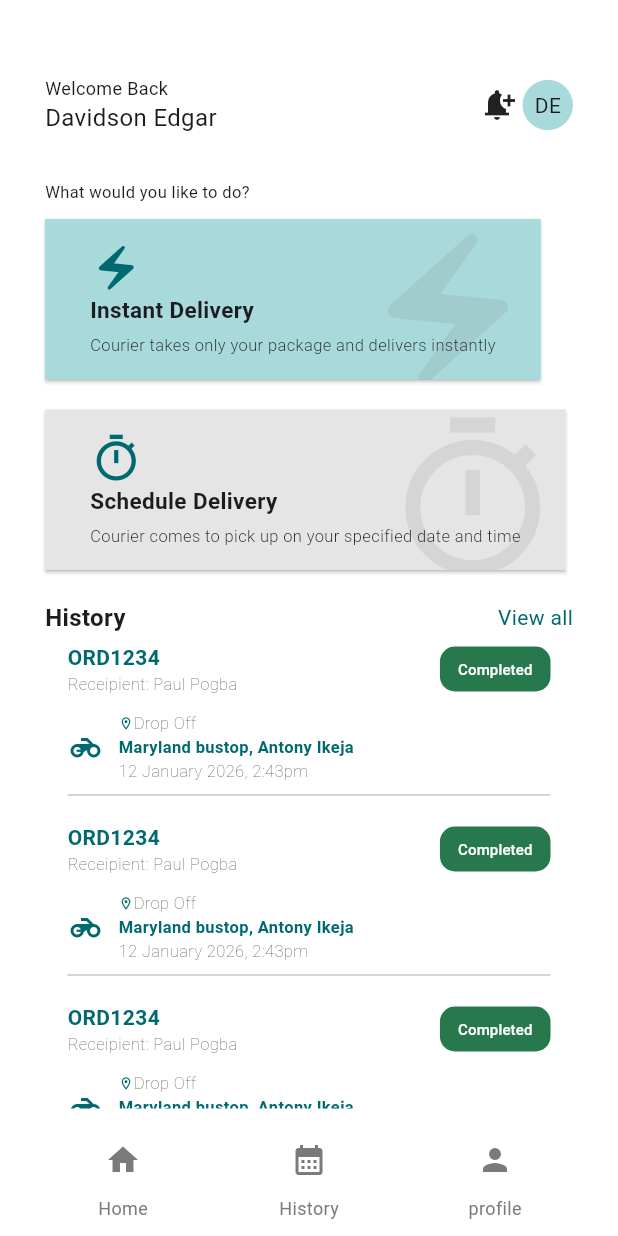
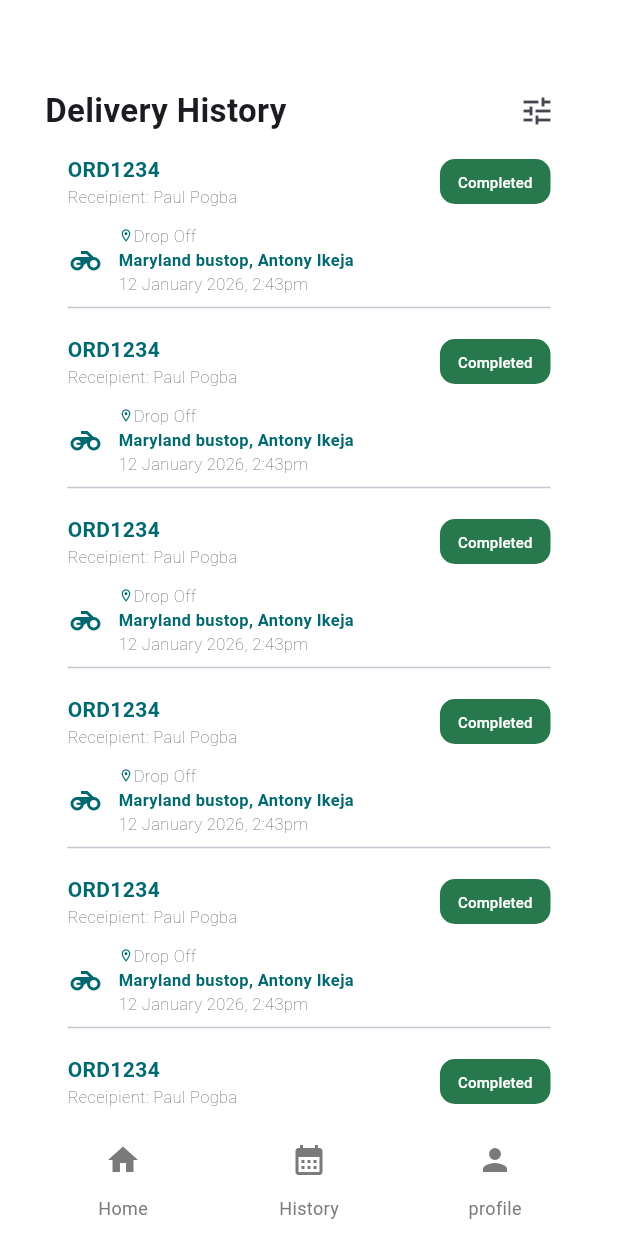
Before and after one commit to Akua-Amoabea/delivery_app, a Flutter app: the HomeScreen screen opened directly, after a tap on the "calendar month" icon, on a phone screen of 412 x 824 dp. Run offline on Flutter 3.47's test engine with Material 3 defaults, Android fonts, the phone set to English and light mode, and no system bars; our stand-ins replace flutter_dotenv, flutter_otp_text_field, flutter_rating_stars, flutter_svg, geolocator, google_maps_flutter and 1 more; missing offline and left inert: google_places_api_flutter.

Commit message:
add history page

```diff
--- a/lib/constants/nav_bar.dart
+++ b/lib/constants/nav_bar.dart
@@ -1,4 +1,6 @@
 import 'package:delivery_app/constants/colors.dart';
+import 'package:delivery_app/home/home_screen.dart';
+import 'package:delivery_app/profile/history_screen.dart';
 import 'package:flutter/material.dart';
 
 class CustomBottomNavBar extends StatelessWidget {
@@ -18,7 +20,10 @@ class CustomBottomNavBar extends StatelessWidget {
               IconButton(
                 icon: Icon(Icons.home, color: lightBlack),
                 onPressed: () {
-                  // your action here
+                    Navigator.push(
+                    context,
+                    MaterialPageRoute(builder: (context) => HomeScreen()),
+                  );
                 },
               ),
               Text('Home', style: TextStyle(color: lightBlack, fontSize: 12)),
@@ -31,7 +36,10 @@ class CustomBottomNavBar extends StatelessWidget {
               IconButton(
                 icon: Icon(Icons.calendar_month, color: lightBlack),
                 onPressed: () {
-
+                  Navigator.push(
+                    context,
+                    MaterialPageRoute(builder: (context) => HistoryScreen()),
+                  );
                 },
               ),
               Text(
@@ -50,7 +58,10 @@ class CustomBottomNavBar extends StatelessWidget {
                   // your action here
                 },
               ),
-              Text('profile', style: TextStyle(color: lightBlack, fontSize: 12)),
+              Text(
+                'profile',
+                style: TextStyle(color: lightBlack, fontSize: 12),
+              ),
             ],
           ),
         ],
--- a/lib/home/home_screen.dart
+++ b/lib/home/home_screen.dart
@@ -59,7 +59,8 @@ class HomeScreen extends StatelessWidget {
 
                 SizedBox(height: 30),
 
-                Text('What would you like to do?', style: TextStyle(fontSize: 11),),
+                Text('What would you like to do?',
+                  style: TextStyle(fontSize: 11),),
                 SizedBox(height: 10),
 
                 CustomCard(
@@ -97,8 +98,28 @@ class HomeScreen extends StatelessWidget {
 
                     itemBuilder: (context, index) {
                       return Padding(
-                        padding: const EdgeInsets.symmetric(vertical: 5, horizontal: 15),
-                        child: Column(
+                          padding: const EdgeInsets.symmetric(
+                              vertical: 5, horizontal: 15),
+                          child: HistoryDetailsCard()
+                      );
+                    },
+                  ),
+                ),
+              ],
+            ),
+          ),
+        ],
+      ),
+    );
+  }
+}
+
+class HistoryDetailsCard extends StatelessWidget {
+  const HistoryDetailsCard({super.key});
+
+  @override
+  Widget build(BuildContext context) {
+    return Column(
       children: [
         Column(
           children: [
@@ -119,7 +140,8 @@ class HomeScreen extends StatelessWidget {
                     ),
                     Text(
                       'Receipient: Paul Pogba',
-                                          style: TextStyle(fontSize: 11, fontWeight: FontWeight.w200),
+                      style: TextStyle(
+                          fontSize: 11, fontWeight: FontWeight.w200),
                     ),
                   ],
                 ),
@@ -163,7 +185,8 @@ class HomeScreen extends StatelessWidget {
                         ),
                         Text(
                           'Drop Off',
-                                              style: TextStyle(fontSize: 11,fontWeight: FontWeight.w200),
+                          style: TextStyle(
+                              fontSize: 11, fontWeight: FontWeight.w200),
                         ),
                       ],
                     ),
@@ -178,7 +201,8 @@ class HomeScreen extends StatelessWidget {
                     ),
                     Text(
                       '12 January 2026, 2:43pm',
-                                          style: TextStyle(fontSize: 11, fontWeight: FontWeight.w200),
+                      style: TextStyle(
+                          fontSize: 11, fontWeight: FontWeight.w200),
                     ),
                   ],
                 ),
@@ -189,19 +213,10 @@ class HomeScreen extends StatelessWidget {
         SizedBox(width: 20),
         Divider(),
       ],
-                        ),
-                      );
-                    },
-                  ),
-                ),
-              ],
-            ),
-          ),
-        ],
-      ),
     );
   }
 }
+
 
 class CustomCard extends StatelessWidget {
   final IconData icon;
@@ -220,8 +235,9 @@ class CustomCard extends StatelessWidget {
   @override
   Widget build(BuildContext context) {
     return GestureDetector(
-      onTap: (){
-        Navigator.push(context, MaterialPageRoute(builder: (context)=> GoogleMaps()));
+      onTap: () {
+        Navigator.push(
+            context, MaterialPageRoute(builder: (context) => GoogleMaps()));
       },
       child: Card(
         margin: EdgeInsets.only(bottom: 20),
@@ -249,7 +265,8 @@ class CustomCard extends StatelessWidget {
                     style: TextStyle(fontSize: 15, fontWeight: FontWeight.bold),
                   ),
                   SizedBox(height: 5),
-                  Text(subText ?? '', style: TextStyle(fontSize: 11, fontWeight: FontWeight.w300)),
+                  Text(subText ?? '', style: TextStyle(
+                      fontSize: 11, fontWeight: FontWeight.w300)),
                 ],
               ),
             ),
--- /dev/null
+++ b/lib/profile/history_screen.dart
@@ -0,0 +1,48 @@
+import 'package:delivery_app/constants/colors.dart';
+import 'package:flutter/material.dart';
+
+import '../constants/nav_bar.dart';
+import '../home/home_screen.dart';
+
+class HistoryScreen extends StatelessWidget {
+  const HistoryScreen({super.key});
+
+  @override
+  Widget build(BuildContext context) {
+    return Scaffold(
+      backgroundColor: whiteColor,
+      bottomNavigationBar: CustomBottomNavBar(),
+
+      body: Padding(
+        padding: const EdgeInsets.only(top: 50,left: 30, right: 30),
+        child: Column(
+          children: [
+            Row(
+              mainAxisAlignment: MainAxisAlignment.spaceBetween,
+              children: [
+                Text('Delivery History', style: TextStyle(fontSize: 22, fontWeight: FontWeight.bold),),
+                IconButton(onPressed: () {}, icon: Icon(Icons.tune)),
+              ],
+            ),
+
+            Expanded(
+              child: ListView.builder(
+                itemCount: 8,
+
+                itemBuilder: (context, index) {
+                  return Padding(
+                    padding: const EdgeInsets.symmetric(
+                      vertical: 5,
+                      horizontal: 15,
+                    ),
+                    child: HistoryDetailsCard(),
+                  );
+                },
+              ),
+            ),
+          ],
+        ),
+      ),
+    );
+  }
+}
```
Lines whose indentation alone changed are shown as unchanged.
